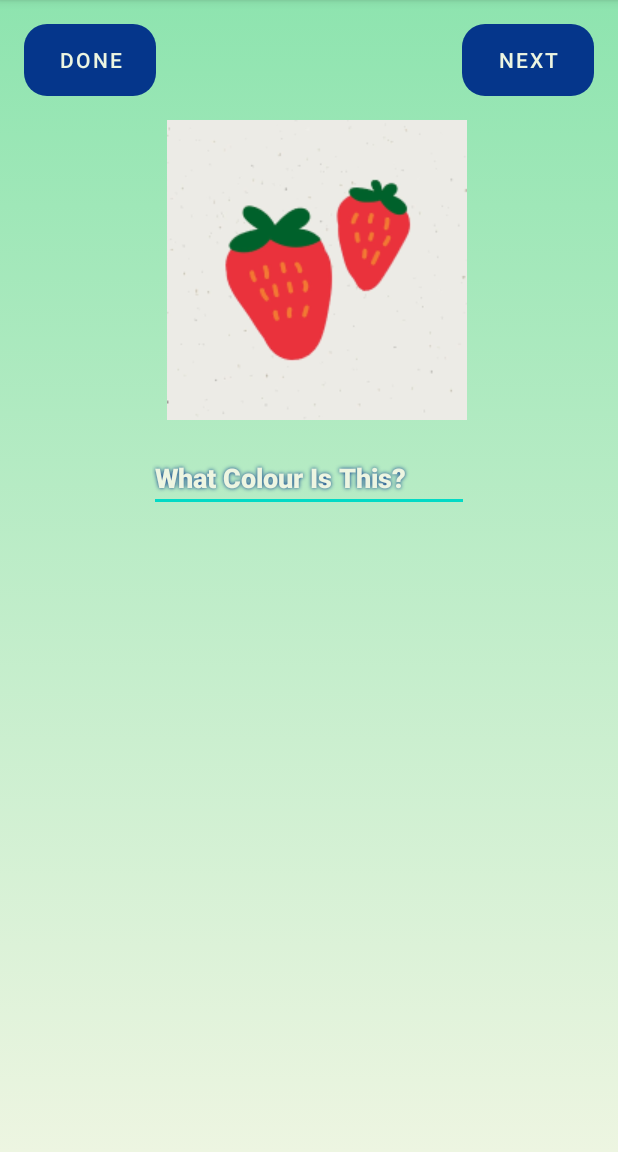
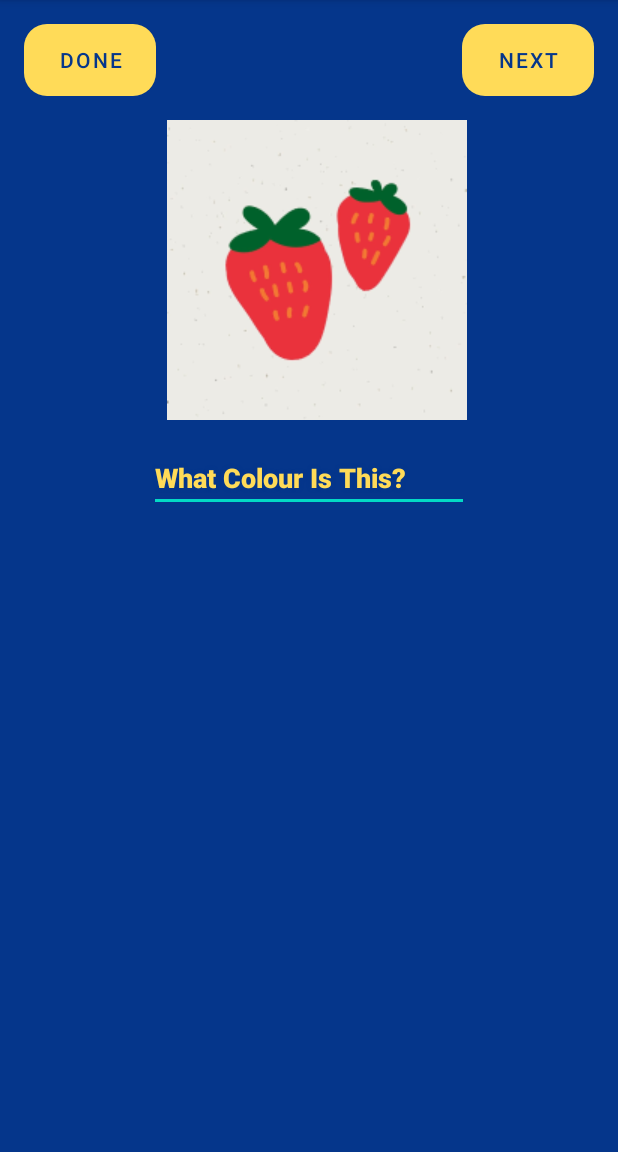
Before and after one commit to Laptop-Salad/ColorGuess, an Android app: the playActivity screen opened directly, with no data from a screen before it, on a phone screen of 412 x 824 dp, the part 84-1236 px from its top. Run offline under Robolectric (Android 15) with nearby library versions, the phone set to English and light mode, and no system bars.

Commit message:
new theme

```diff
--- a/app/src/main/res/drawable/background.xml
+++ b/app/src/main/res/drawable/background.xml
@@ -2,11 +2,8 @@
 <selector xmlns:android="http://schemas.android.com/apk/res/android">
     <item>
         <shape>
-            <gradient
-                android:angle="90"
-                android:startColor="@color/white_200"
-                android:endColor="@color/light_mint"
-                android:type="linear" />
+            <solid android:color="@color/dark_blue" />
         </shape>
     </item>
+
 </selector>
--- a/app/src/main/res/layout/activity_about.xml
+++ b/app/src/main/res/layout/activity_about.xml
@@ -15,8 +15,8 @@
         android:layout_marginTop="16dp"
         android:background="@drawable/buttons"
         android:text="@string/back"
-        android:textColor="#EDF5E1"
-        app:backgroundTint="@color/dark_blue"
+        android:textColor="@color/dark_blue"
+        app:backgroundTint="@color/mustard"
         app:layout_constraintStart_toStartOf="parent"
         app:layout_constraintTop_toTopOf="parent" />
 
@@ -28,7 +28,7 @@
         android:shadowColor="@color/dark_blue"
         android:shadowRadius="3.0"
         android:text="@string/aboutDesc"
-        android:textColor="@color/white_200"
+        android:textColor="@color/mustard"
         android:textSize="20sp"
         app:layout_constraintBottom_toBottomOf="parent"
         app:layout_constraintEnd_toEndOf="parent"
--- a/app/src/main/res/layout/activity_play.xml
+++ b/app/src/main/res/layout/activity_play.xml
@@ -28,7 +28,7 @@
         android:fontFamily="sans-serif-black"
         android:hint="@string/what_colour_is_this"
         android:importantForAutofill="no"
-        android:textColor="@color/white_200"
+        android:textColor="@color/mustard"
         android:shadowColor="@color/dark_blue"
         android:shadowRadius="3.0"
         android:inputType="textPersonName"
@@ -45,8 +45,8 @@
         android:layout_marginTop="16dp"
         android:text="@string/done"
         android:background="@drawable/buttons"
-        android:textColor="@color/white_200"
-        app:backgroundTint="@color/dark_blue"
+        android:textColor="@color/dark_blue"
+        app:backgroundTint="@color/mustard"
         app:layout_constraintStart_toStartOf="parent"
         app:layout_constraintTop_toTopOf="parent" />
 
@@ -58,21 +58,12 @@
         android:layout_marginEnd="16dp"
         android:text="@string/next"
         android:background="@drawable/buttons"
-        android:textColor="@color/white_200"
-        app:backgroundTint="@color/dark_blue"
+        android:textColor="@color/dark_blue"
+        app:backgroundTint="@color/mustard"
         app:layout_constraintEnd_toEndOf="parent"
         app:layout_constraintHorizontal_bias="1.0"
         app:layout_constraintStart_toEndOf="@+id/doneButton"
         app:layout_constraintTop_toTopOf="parent" />
 
-    <TextView
-        android:id="@+id/answer"
-        android:layout_width="wrap_content"
-        android:layout_height="wrap_content"
-        android:text="@string/blank"
-        app:layout_constraintBottom_toTopOf="@+id/playImg"
-        app:layout_constraintEnd_toStartOf="@+id/play_next"
-        app:layout_constraintStart_toEndOf="@+id/doneButton"
-        app:layout_constraintTop_toTopOf="parent" />
 
 </androidx.constraintlayout.widget.ConstraintLayout>
--- a/app/src/main/res/layout/activity_score.xml
+++ b/app/src/main/res/layout/activity_score.xml
@@ -14,8 +14,8 @@
         android:layout_marginTop="60dp"
         android:text="@string/okay"
         android:background="@drawable/buttons"
-        android:textColor="@color/white_200"
-        app:backgroundTint="@color/dark_blue"
+        android:textColor="@color/dark_blue"
+        app:backgroundTint="@color/mustard"
         app:layout_constraintEnd_toEndOf="parent"
         app:layout_constraintStart_toStartOf="parent"
         app:layout_constraintTop_toBottomOf="@+id/scoreView" />
@@ -29,7 +29,7 @@
         android:shadowColor="@color/dark_blue"
         android:shadowRadius="3.0"
         android:text="@string/score_test"
-        android:textColor="@color/white_200"
+        android:textColor="@color/mustard"
         app:layout_constraintEnd_toEndOf="parent"
         app:layout_constraintStart_toStartOf="parent"
         app:layout_constraintTop_toTopOf="parent" />
--- a/app/src/main/res/values/colors.xml
+++ b/app/src/main/res/values/colors.xml
@@ -11,4 +11,6 @@
     <color name="white_200">#EDF5E1</color>
     <color name="fresh_mint">#5CDB95</color>
     <color name="light_mint">#8EE4AF</color>
+    <color name="mustard">#FFDB58</color>
+    <color name="maroon">#800000</color>
 </resources>
```
Also changed, not shown: app/src/main/res/layout/activity_learn.xml (+5 -5 lines), app/src/main/res/layout/activity_main.xml (+7 -7 lines).
